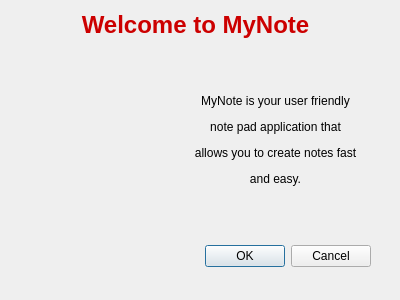
The window that aboutmynote.ui (davidmcdonald/MyNote) describes before a commit, drawn with Qt 5.
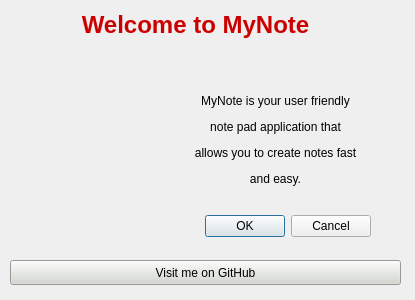
The same window after the commit. Icons and pictures are not drawn.

Commit message:
Updated About Dialog
Added button to allow user to go to our Github site for updates. Changed minimum and maximum size of the dialog box to avoid resizing

```diff
--- a/aboutmynote.ui
+++ b/aboutmynote.ui
@@ -6,10 +6,22 @@
    <rect>
     <x>0</x>
     <y>0</y>
-    <width>400</width>
+    <width>415</width>
     <height>300</height>
    </rect>
   </property>
+  <property name="minimumSize">
+   <size>
+    <width>415</width>
+    <height>300</height>
+   </size>
+  </property>
+  <property name="maximumSize">
+   <size>
+    <width>415</width>
+    <height>300</height>
+   </size>
+  </property>
   <property name="windowTitle">
    <string>About MyNote</string>
   </property>
@@ -21,7 +33,7 @@
    <property name="geometry">
     <rect>
      <x>30</x>
-     <y>240</y>
+     <y>210</y>
      <width>341</width>
      <height>32</height>
     </rect>
@@ -75,6 +87,22 @@
     <string>&lt;html&gt;&lt;head/&gt;&lt;body&gt;&lt;p align=&quot;center&quot;&gt;MyNote is your user friendly&lt;/p&gt;&lt;p align=&quot;center&quot;&gt;note pad application that&lt;/p&gt;&lt;p align=&quot;center&quot;&gt;allows you to create notes fast&lt;/p&gt;&lt;p align=&quot;center&quot;&gt;and easy.&lt;/p&gt;&lt;/body&gt;&lt;/html&gt;</string>
    </property>
   </widget>
+  <widget class="QPushButton" name="pushButton">
+   <property name="geometry">
+    <rect>
+     <x>10</x>
+     <y>260</y>
+     <width>391</width>
+     <height>25</height>
+    </rect>
+   </property>
+   <property name="styleSheet">
+    <string notr="true">background-color: rgb(211, 215, 207);</string>
+   </property>
+   <property name="text">
+    <string>Visit me on GitHub</string>
+   </property>
+  </widget>
  </widget>
  <resources>
   <include location="resources.qrc"/>
```
The commit also changes 4 other files.
